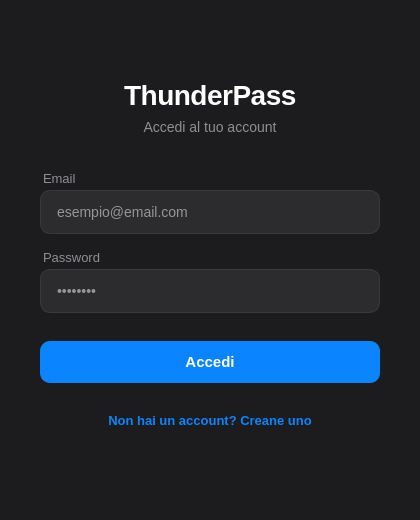
This is src/mainwindow.ui in IlTocche/ThunderPass as Qt 5 draws it before an edit. The edited form follows.
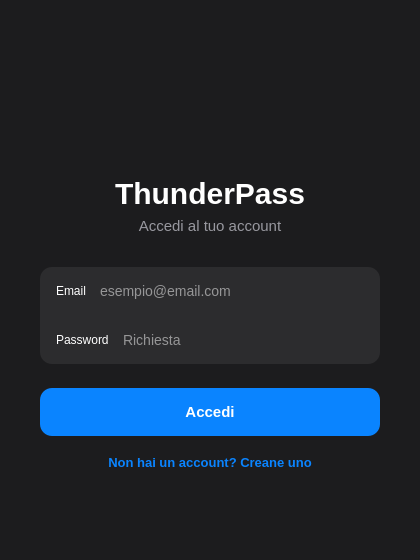
This is the edited form. Icons and pictures are not drawn.

Commit message: ui: update UI layouts and stylesheets

Diff of the .ui file:
```diff
--- a/src/mainwindow.ui
+++ b/src/mainwindow.ui
@@ -3,70 +3,86 @@
  <class>MainWindow</class>
  <widget class="QMainWindow" name="MainWindow">
   <property name="geometry">
-   <rect>
-    <x>0</x>
-    <y>0</y>
-    <width>420</width>
-    <height>520</height>
-   </rect>
+   <rect><x>0</x><y>0</y><width>420</width><height>560</height></rect>
   </property>
   <property name="windowTitle">
    <string>ThunderPass</string>
   </property>
   <property name="styleSheet">
    <string notr="true">
-QMainWindow {
+QMainWindow, QWidget#centralwidget {
     background-color: #1c1c1e;
 }
-
-QWidget#centralwidget {
-    background-color: #1c1c1e;
-}
-
 QLabel {
     color: #ffffff;
-    font-family: &quot;SF Pro Display&quot;, &quot;Segoe UI&quot;, sans-serif;
 }
 
-QLineEdit {
+/* Logo app */
+QLabel#logoLabel {
+    background-color: transparent;
+}
+QLabel#titleLabel {
+    font-size: 30px;
+    font-weight: 700;
+}
+QLabel#subtitleLabel {
+    font-size: 15px;
+    color: #98989f;
+}
+
+/* Gruppo di campi */
+QFrame#card {
     background-color: #2c2c2e;
-    border: 1px solid #3a3a3c;
-    border-radius: 10px;
-    padding: 12px 14px;
+    border-radius: 12px;
+}
+QFrame[role="separator"] {
+    background-color: #3a3a3c;
+    border: none;
+    min-height: 1px;
+    max-height: 1px;
+}
+QLabel[role="rowLabel"] {
+    color: #ffffff;
+    font-size: 14px;
+    min-width: 96px;
+    max-width: 96px;
+    min-height: 48px;
+}
+QFrame#card QLineEdit {
+    background-color: transparent;
+    border: none;
+    padding: 0px;
+    min-height: 48px;
     color: #ffffff;
     font-size: 14px;
     selection-background-color: #0a84ff;
+    placeholder-text-color: #636366;
 }
 
-QLineEdit:focus {
-    border: 1px solid #0a84ff;
-}
-
+/* Bottoni */
 QPushButton {
     background-color: #0a84ff;
-    color: white;
+    color: #ffffff;
     border: none;
-    border-radius: 10px;
-    padding: 12px;
+    border-radius: 12px;
+    min-height: 48px;
+    padding: 0px 16px;
     font-size: 15px;
     font-weight: 600;
 }
-
 QPushButton:hover {
     background-color: #0071e3;
 }
-
 QPushButton:pressed {
     background-color: #005bb5;
 }
-
 QPushButton#createAccountButton {
     background-color: transparent;
     color: #0a84ff;
-    font-weight: 500;
+    min-height: 28px;
     font-size: 13px;
+    font-weight: 500;
 }
-
 QPushButton#createAccountButton:hover {
     color: #409cff;
 }
@@ -74,21 +90,12 @@
   </property>
   <widget class="QWidget" name="centralwidget">
    <layout class="QVBoxLayout" name="verticalLayout">
-    <property name="spacing">
-     <number>0</number>
-    </property>
-    <property name="leftMargin">
-     <number>40</number>
-    </property>
-    <property name="topMargin">
-     <number>50</number>
-    </property>
-    <property name="rightMargin">
-     <number>40</number>
-    </property>
-    <property name="bottomMargin">
-     <number>40</number>
-    </property>
+    <property name="spacing"><number>0</number></property>
+    <property name="leftMargin"><number>40</number></property>
+    <property name="topMargin"><number>32</number></property>
+    <property name="rightMargin"><number>40</number></property>
+    <property name="bottomMargin"><number>32</number></property>
+
     <item>
      <spacer name="topSpacer">
       <property name="orientation">
@@ -102,131 +109,112 @@
       </property>
      </spacer>
     </item>
+
+    <!-- Icona -->
+    <item alignment="Qt::AlignHCenter">
+     <widget class="QLabel" name="logoLabel">
+      <property name="minimumSize"><size><width>72</width><height>72</height></size></property>
+      <property name="maximumSize"><size><width>72</width><height>72</height></size></property>
+      <property name="pixmap">
+      <pixmap resource="../resources/resources.qrc">:/images/thunderpass-logo.png</pixmap>
+     </property>
+     <property name="scaledContents"><bool>true</bool></property>
+     <property name="alignment"><set>Qt::AlignCenter</set></property>
+     </widget>
+    </item>
+    <item>
+     <spacer name="logoSpacer">
+      <property name="orientation"><enum>Qt::Vertical</enum></property>
+      <property name="sizeType"><enum>QSizePolicy::Fixed</enum></property>
+      <property name="sizeHint" stdset="0"><size><width>20</width><height>20</height></size></property>
+     </spacer>
+    </item>
+
+    <!-- Titolo -->
     <item>
      <widget class="QLabel" name="titleLabel">
-      <property name="text">
-       <string>ThunderPass</string>
-      </property>
-      <property name="alignment">
-       <set>Qt::AlignCenter</set>
-      </property>
-      <property name="styleSheet">
-       <string notr="true">font-size: 28px; font-weight: 700; letter-spacing: -0.5px;</string>
-      </property>
+      <property name="text"><string>ThunderPass</string></property>
+      <property name="alignment"><set>Qt::AlignCenter</set></property>
      </widget>
     </item>
     <item>
      <spacer name="titleSpacer">
-      <property name="orientation">
-       <enum>Qt::Vertical</enum>
-      </property>
-      <property name="sizeType">
-       <enum>QSizePolicy::Fixed</enum>
-      </property>
-      <property name="sizeHint" stdset="0">
-       <size>
-        <width>20</width>
-        <height>8</height>
-       </size>
-      </property>
+      <property name="orientation"><enum>Qt::Vertical</enum></property>
+      <property name="sizeType"><enum>QSizePolicy::Fixed</enum></property>
+      <property name="sizeHint" stdset="0"><size><width>20</width><height>6</height></size></property>
      </spacer>
     </item>
     <item>
      <widget class="QLabel" name="subtitleLabel">
-      <property name="text">
-       <string>Accedi al tuo account</string>
-      </property>
-      <property name="alignment">
-       <set>Qt::AlignCenter</set>
-      </property>
-      <property name="styleSheet">
-       <string notr="true">font-size: 14px; color: #8e8e93;</string>
-      </property>
+      <property name="text"><string>Accedi al tuo account</string></property>
+      <property name="alignment"><set>Qt::AlignCenter</set></property>
      </widget>
     </item>
     <item>
      <spacer name="formSpacer">
-      <property name="orientation">
-       <enum>Qt::Vertical</enum>
-      </property>
-      <property name="sizeType">
-       <enum>QSizePolicy::Fixed</enum>
-      </property>
-      <property name="sizeHint" stdset="0">
-       <size>
-        <width>20</width>
-        <height>36</height>
-       </size>
-      </property>
+      <property name="orientation"><enum>Qt::Vertical</enum></property>
+      <property name="sizeType"><enum>QSizePolicy::Fixed</enum></property>
+      <property name="sizeHint" stdset="0"><size><width>20</width><height>32</height></size></property>
      </spacer>
     </item>
     <item>
-     <widget class="QLabel" name="emailLabel">
-      <property name="text">
-       <string>Email</string>
-      </property>
-      <property name="styleSheet">
-       <string notr="true">font-size: 13px; color: #8e8e93; margin-bottom: 4px;</string>
-      </property>
-     </widget>
-    </item>
-    <item>
-     <widget class="QLineEdit" name="emailEdit">
-      <property name="placeholderText">
-       <string>esempio@email.com</string>
-      </property>
-     </widget>
-    </item>
-    <item>
-     <spacer name="emailSpacer">
-      <property name="orientation">
-       <enum>Qt::Vertical</enum>
-      </property>
-      <property name="sizeType">
-       <enum>QSizePolicy::Fixed</enum>
-      </property>
-      <property name="sizeHint" stdset="0">
-       <size>
-        <width>20</width>
-        <height>16</height>
-       </size>
-      </property>
-     </spacer>
-    </item>
-    <item>
-     <widget class="QLabel" name="passwordLabel">
-      <property name="text">
-       <string>Password</string>
-      </property>
-      <property name="styleSheet">
-       <string notr="true">font-size: 13px; color: #8e8e93; margin-bottom: 4px;</string>
-      </property>
-     </widget>
-    </item>
-    <item>
-     <widget class="QLineEdit" name="passwordEdit">
-      <property name="echoMode">
-       <enum>QLineEdit::Password</enum>
-      </property>
-      <property name="placeholderText">
-       <string>••••••••</string>
-      </property>
+     <widget class="QFrame" name="card">
+      <property name="frameShape"><enum>QFrame::NoFrame</enum></property>
+      <layout class="QVBoxLayout" name="cardLayout">
+       <property name="spacing"><number>0</number></property>
+       <property name="leftMargin"><number>16</number></property>
+       <property name="topMargin"><number>0</number></property>
+       <property name="rightMargin"><number>16</number></property>
+       <property name="bottomMargin"><number>0</number></property>
+       <item>
+        <layout class="QHBoxLayout" name="emailRow">
+         <property name="spacing"><number>12</number></property>
+         <item>
+          <widget class="QLabel" name="emailLabel">
+           <property name="text"><string>Email</string></property>
+           <property name="role" stdset="0"><string>rowLabel</string></property>
+          </widget>
+         </item>
+         <item>
+          <widget class="QLineEdit" name="emailEdit">
+           <property name="placeholderText"><string>esempio@email.com</string></property>
+          </widget>
+         </item>
+        </layout>
+       </item>
+       <item>
+        <widget class="QFrame" name="separator1">
+         <property name="frameShape"><enum>QFrame::NoFrame</enum></property>
+         <property name="minimumSize"><size><width>0</width><height>1</height></size></property>
+         <property name="maximumSize"><size><width>16777215</width><height>1</height></size></property>
+         <property name="role" stdset="0"><string>separator</string></property>
+        </widget>
+       </item>
+       <item>
+        <layout class="QHBoxLayout" name="passwordRow">
+         <property name="spacing"><number>12</number></property>
+         <item>
+          <widget class="QLabel" name="passwordLabel">
+           <property name="text"><string>Password</string></property>
+           <property name="role" stdset="0"><string>rowLabel</string></property>
+          </widget>
+         </item>
+         <item>
+          <widget class="QLineEdit" name="passwordEdit">
+           <property name="echoMode"><enum>QLineEdit::Password</enum></property>
+           <property name="placeholderText"><string>Richiesta</string></property>
+          </widget>
+         </item>
+        </layout>
+       </item>
+      </layout>
      </widget>
     </item>
     <item>
      <spacer name="buttonSpacer">
-      <property name="orientation">
-       <enum>Qt::Vertical</enum>
-      </property>
-      <property name="sizeType">
-       <enum>QSizePolicy::Fixed</enum>
-      </property>
-      <property name="sizeHint" stdset="0">
-       <size>
-        <width>20</width>
-        <height>28</height>
-       </size>
-      </property>
+      <property name="orientation"><enum>Qt::Vertical</enum></property>
+      <property name="sizeType"><enum>QSizePolicy::Fixed</enum></property>
+      <property name="sizeHint" stdset="0"><size><width>20</width><height>24</height></size></property>
      </spacer>
     </item>
     <item>
@@ -241,18 +229,9 @@
     </item>
     <item>
      <spacer name="createAccountSpacer">
-      <property name="orientation">
-       <enum>Qt::Vertical</enum>
-      </property>
-      <property name="sizeType">
-       <enum>QSizePolicy::Fixed</enum>
-      </property>
-      <property name="sizeHint" stdset="0">
-       <size>
-        <width>20</width>
-        <height>18</height>
-       </size>
-      </property>
+      <property name="orientation"><enum>Qt::Vertical</enum></property>
+      <property name="sizeType"><enum>QSizePolicy::Fixed</enum></property>
+      <property name="sizeHint" stdset="0"><size><width>20</width><height>12</height></size></property>
      </spacer>
     </item>
     <item>
@@ -267,15 +246,8 @@
     </item>
     <item>
      <spacer name="bottomSpacer">
-      <property name="orientation">
-       <enum>Qt::Vertical</enum>
-      </property>
-      <property name="sizeHint" stdset="0">
-       <size>
-        <width>20</width>
-        <height>40</height>
-       </size>
-      </property>
+      <property name="orientation"><enum>Qt::Vertical</enum></property>
+      <property name="sizeHint" stdset="0"><size><width>20</width><height>20</height></size></property>
      </spacer>
     </item>
    </layout>
```
Left out of the diff: 47 changed lines with no effect on the pictures. The commit also changes 11 other files.
